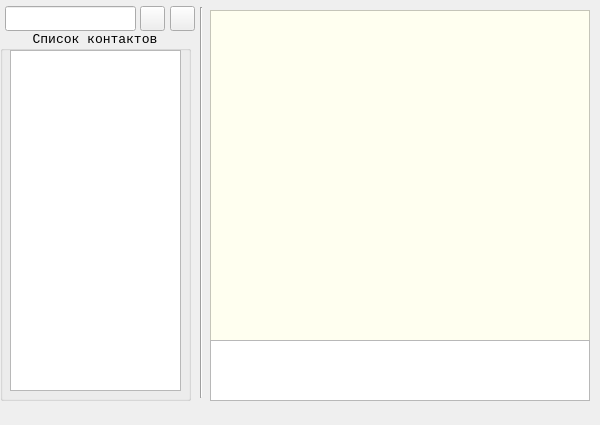
Before: the Qt Designer form main.ui in kostelov/talker, drawn with Qt 5.
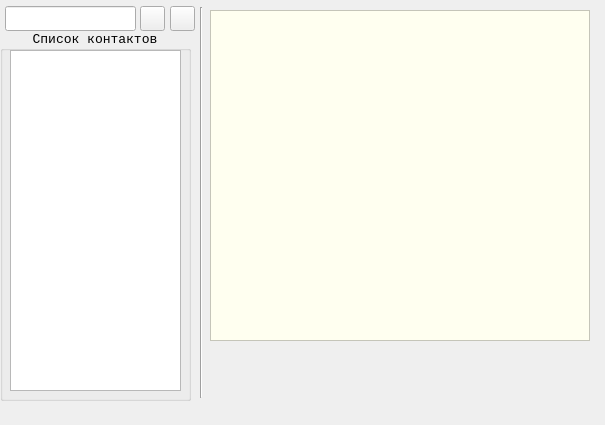
After: the same form once the commit is applied. Icons and pictures are not drawn.

Commit message: client_gui - отправка сообщения по нажатию Ctrl + Enter, Return или Enter цифровой клавиатуры

```diff
--- a/main.ui
+++ b/main.ui
@@ -6,13 +6,13 @@
    <rect>
     <x>0</x>
     <y>0</y>
-    <width>600</width>
+    <width>605</width>
     <height>425</height>
    </rect>
   </property>
   <property name="minimumSize">
    <size>
-    <width>0</width>
+    <width>605</width>
     <height>425</height>
    </size>
   </property>
@@ -179,30 +179,20 @@
      <bool>true</bool>
     </property>
    </widget>
-   <widget class="QPlainTextEdit" name="plainTextEditMsg">
+   <widget class="QPushButton" name="pushButtonSend">
     <property name="geometry">
      <rect>
-      <x>210</x>
+      <x>539</x>
       <y>340</y>
-      <width>380</width>
+      <width>51</width>
       <height>61</height>
      </rect>
     </property>
-    <property name="font">
-     <font>
-      <family>Courier</family>
-      <pointsize>10</pointsize>
-     </font>
+    <property name="autoFillBackground">
+     <bool>false</bool>
     </property>
-   </widget>
-   <widget class="QPushButton" name="pushButtonSend">
-    <property name="geometry">
-     <rect>
-      <x>540</x>
-      <y>350</y>
-      <width>41</width>
-      <height>41</height>
-     </rect>
+    <property name="styleSheet">
+     <string notr="true">background-color: rgb(255, 255, 255);</string>
     </property>
     <property name="text">
      <string/>
```
Left out of the diff: 5 changed lines with no effect on the pictures. The commit also changes 2 other files.
